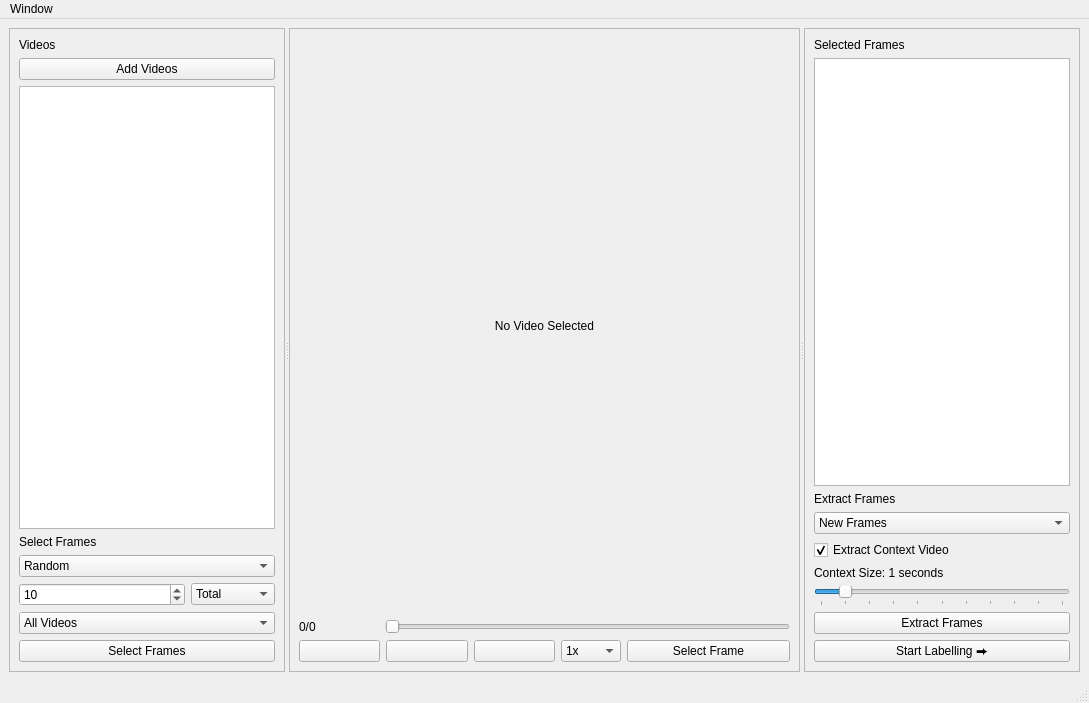
The window that ui/FrameExtractor.ui (ETHZ-3Rhub/Junip3R) describes before a commit, drawn with Qt 5.
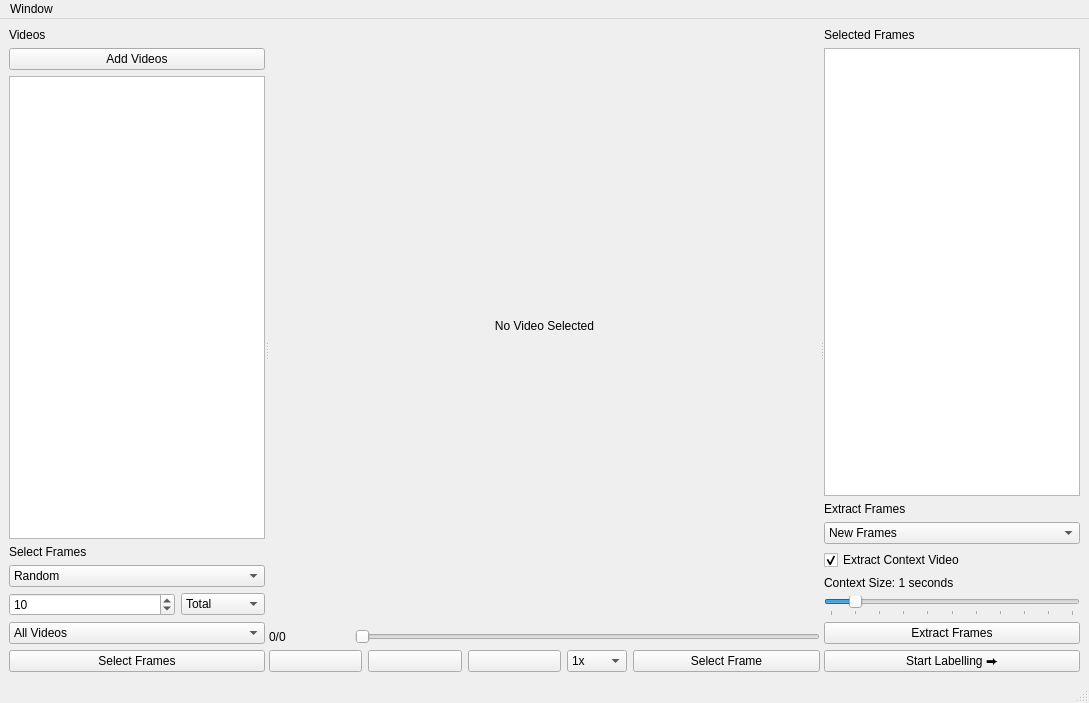
The same window after the commit.

Commit message: Fixed ui compilation paths

```diff
--- a/ui/FrameExtractor.ui
+++ b/ui/FrameExtractor.ui
@@ -34,12 +34,24 @@
         </size>
        </property>
        <property name="frameShape">
-        <enum>QFrame::StyledPanel</enum>
+        <enum>QFrame::NoFrame</enum>
        </property>
        <property name="frameShadow">
         <enum>QFrame::Raised</enum>
        </property>
        <layout class="QVBoxLayout" name="verticalLayout_2">
+        <property name="leftMargin">
+         <number>0</number>
+        </property>
+        <property name="topMargin">
+         <number>0</number>
+        </property>
+        <property name="rightMargin">
+         <number>0</number>
+        </property>
+        <property name="bottomMargin">
+         <number>0</number>
+        </property>
         <item>
          <widget class="QLabel" name="label">
           <property name="text">
@@ -178,12 +190,24 @@
         </sizepolicy>
        </property>
        <property name="frameShape">
-        <enum>QFrame::StyledPanel</enum>
+        <enum>QFrame::NoFrame</enum>
        </property>
        <property name="frameShadow">
         <enum>QFrame::Raised</enum>
        </property>
        <layout class="QVBoxLayout" name="verticalLayout_3">
+        <property name="leftMargin">
+         <number>0</number>
+        </property>
+        <property name="topMargin">
+         <number>0</number>
+        </property>
+        <property name="rightMargin">
+         <number>0</number>
+        </property>
+        <property name="bottomMargin">
+         <number>0</number>
+        </property>
         <item>
          <widget class="QLabel" name="lbl_video">
           <property name="minimumSize">
@@ -426,7 +450,7 @@
         </size>
        </property>
        <property name="frameShape">
-        <enum>QFrame::StyledPanel</enum>
+        <enum>QFrame::NoFrame</enum>
        </property>
        <property name="frameShadow">
         <enum>QFrame::Raised</enum>
@@ -435,6 +459,18 @@
         <property name="sizeConstraint">
          <enum>QLayout::SetDefaultConstraint</enum>
         </property>
+        <property name="leftMargin">
+         <number>0</number>
+        </property>
+        <property name="topMargin">
+         <number>0</number>
+        </property>
+        <property name="rightMargin">
+         <number>0</number>
+        </property>
+        <property name="bottomMargin">
+         <number>0</number>
+        </property>
         <item>
          <widget class="QLabel" name="label_2">
           <property name="text">
```
The commit also changes 4 other files.
